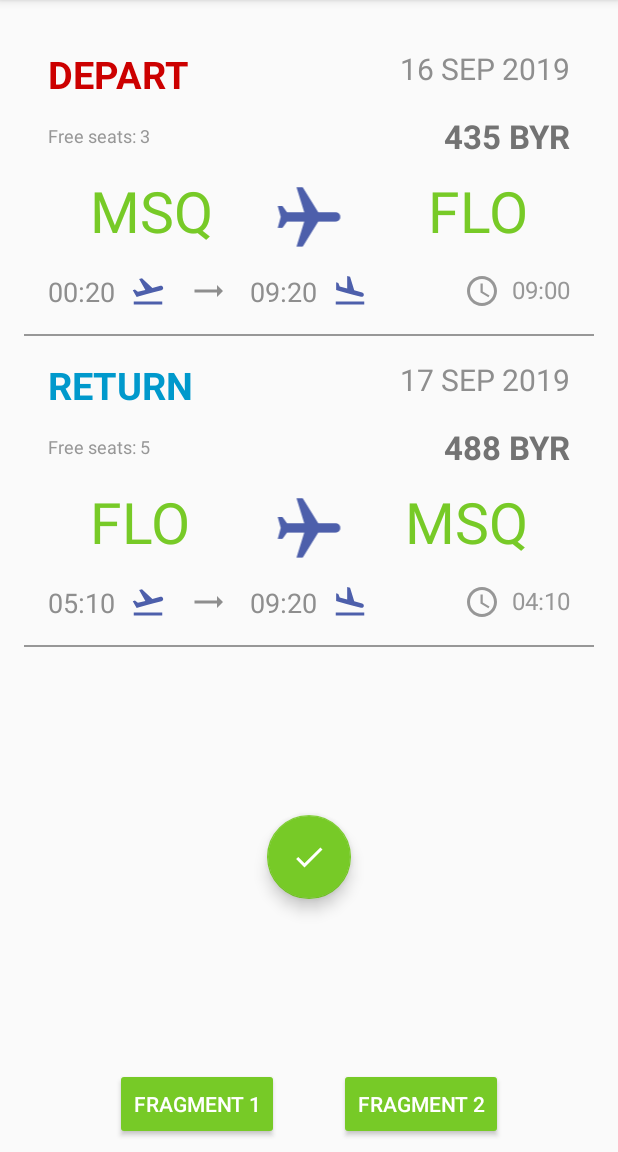
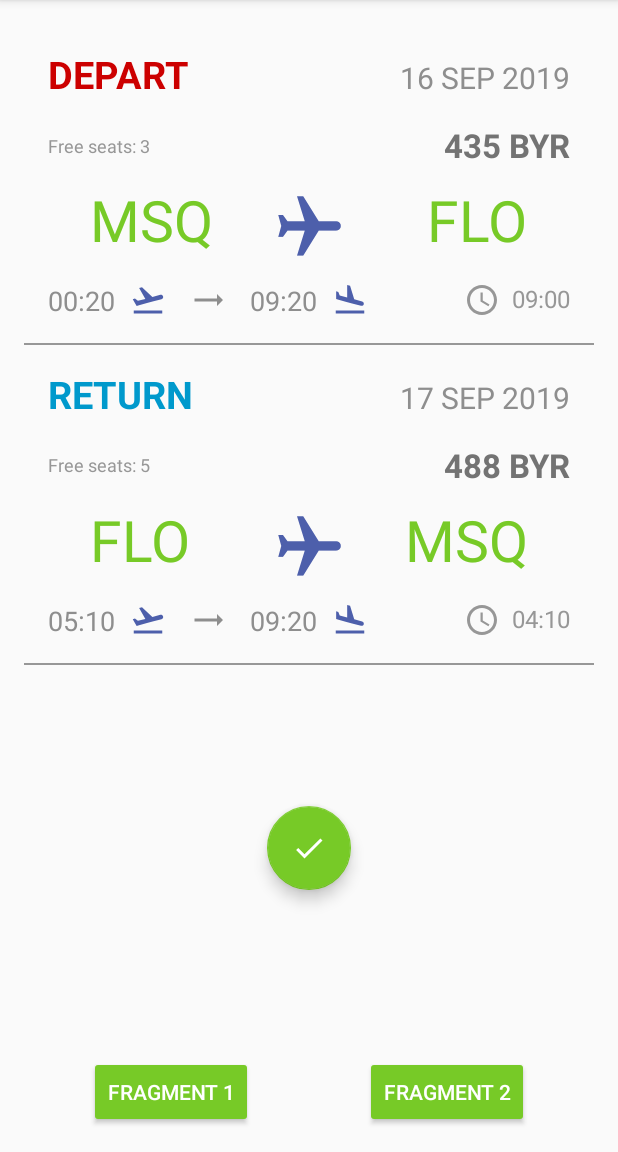
Before and after one commit to Valkaryne/AndroidLab, an Android app: the screen it shows after launch (MainActivity), after a tap on "FRAGMENT 2", on a phone screen of 412 x 824 dp, the part 84-1236 px from its top. Run offline under Robolectric (Android 15) with nearby library versions, the phone set to English and light mode, and no system bars.

Commit message:
[TASK6-10] Refactored layouts

```diff
--- a/AirLines/app/src/main/res/drawable/ic_flight.xml
+++ /dev/null
@@ -1,8 +0,0 @@
-<?xml version="1.0" encoding="utf-8"?>
-<rotate xmlns:android="http://schemas.android.com/apk/res/android"
-        android:fromDegrees="90"
-        android:toDegrees="90"
-        android:pivotX="50%"
-        android:pivotY="50%"
-        android:drawable="@drawable/ic_airplane">
-</rotate>
--- a/AirLines/app/src/main/res/layout/activity_main.xml
+++ b/AirLines/app/src/main/res/layout/activity_main.xml
@@ -1,6 +1,5 @@
 <?xml version="1.0" encoding="utf-8"?>
-<android.support.constraint.ConstraintLayout
-    xmlns:android="http://schemas.android.com/apk/res/android"
+<android.support.constraint.ConstraintLayout xmlns:android="http://schemas.android.com/apk/res/android"
     xmlns:app="http://schemas.android.com/apk/res-auto"
     xmlns:tools="http://schemas.android.com/tools"
     android:layout_width="match_parent"
@@ -12,40 +11,35 @@
         android:id="@+id/fragmentContainer"
         android:layout_width="match_parent"
         android:layout_height="0dp"
-        app:layout_constraintBottom_toTopOf="@+id/linearLayout"
+        app:layout_constraintBottom_toTopOf="@+id/btn_show_constraint"
         app:layout_constraintEnd_toEndOf="parent"
         app:layout_constraintStart_toStartOf="parent"
         app:layout_constraintTop_toTopOf="parent" />
 
-    <LinearLayout
-        android:id="@+id/linearLayout"
-        android:layout_width="match_parent"
-        android:layout_height="0dp"
-        android:layout_marginBottom="8dp"
-        android:gravity="center"
-        android:orientation="horizontal"
-        app:layout_constraintBottom_toBottomOf="parent"
-        app:layout_constraintEnd_toEndOf="parent"
-        app:layout_constraintStart_toStartOf="parent">
 
     <Button
         android:id="@+id/btn_show_constraint"
         android:layout_width="wrap_content"
         android:layout_height="wrap_content"
-            android:layout_marginStart="20dp"
-            android:layout_marginEnd="20dp"
+        android:layout_margin="@dimen/standard"
         android:backgroundTint="@color/colorLime"
+        android:text="@string/fragment_1"
         android:textColor="@android:color/white"
-            android:text="@string/fragment_1" />
+        app:layout_constraintTop_toBottomOf="@id/fragmentContainer"
+        app:layout_constraintBottom_toBottomOf="parent"
+        app:layout_constraintEnd_toStartOf="@id/btn_show_nonconstraint"
+        app:layout_constraintStart_toStartOf="parent" />
 
     <Button
         android:id="@+id/btn_show_nonconstraint"
         android:layout_width="wrap_content"
         android:layout_height="wrap_content"
-            android:layout_marginStart="20dp"
-            android:layout_marginEnd="20dp"
+        android:layout_margin="@dimen/standard"
         android:backgroundTint="@color/colorLime"
+        android:text="@string/fragment_2"
         android:textColor="@android:color/white"
-            android:text="@string/fragment_2" />
-    </LinearLayout>
+        app:layout_constraintTop_toBottomOf="@id/fragmentContainer"
+        app:layout_constraintBottom_toBottomOf="parent"
+        app:layout_constraintEnd_toEndOf="parent"
+        app:layout_constraintStart_toEndOf="@id/btn_show_constraint" />
 </android.support.constraint.ConstraintLayout>
--- a/AirLines/app/src/main/res/layout/fragment_departure_constraint.xml
+++ b/AirLines/app/src/main/res/layout/fragment_departure_constraint.xml
@@ -24,7 +24,8 @@
             style="@style/AirlinesTextStyle.Date"
             tools:text="16 SEP 2019"
             app:layout_constraintEnd_toEndOf="parent"
-            app:layout_constraintTop_toTopOf="parent"/>
+            app:layout_constraintTop_toTopOf="parent"
+            app:layout_constraintBaseline_toBaselineOf="@id/tv_depart_title"/>
 
         <TextView
             android:id="@+id/tv_depart_seats"
@@ -32,7 +33,8 @@
             android:text="@string/free_seats"
             tools:text="Free seats: 3"
             app:layout_constraintStart_toStartOf="parent"
-            app:layout_constraintTop_toBottomOf="@id/tv_depart_title"/>
+            app:layout_constraintTop_toTopOf="@id/tv_depart_price"
+            app:layout_constraintBottom_toBottomOf="@id/tv_depart_price"/>
 
         <TextView
             android:id="@+id/tv_depart_price"
@@ -52,9 +54,10 @@
             android:id="@+id/iv_depart_flight"
             android:layout_width="wrap_content"
             android:layout_height="wrap_content"
-            android:src="@drawable/ic_flight"
+            android:src="@drawable/ic_airplane"
             android:tint="@color/colorIndigo"
             android:layout_marginTop="6dp"
+            android:rotation="90"
             app:layout_constraintStart_toStartOf="parent"
             app:layout_constraintEnd_toEndOf="parent"
             app:layout_constraintTop_toTopOf="@id/tv_depart_deppoint"/>
@@ -113,22 +116,25 @@
             android:id="@+id/tv_return_title"
             style="@style/AirlinesTextStyle.Return"
             android:text="@string/return_title"
-            app:layout_constraintStart_toStartOf="@id/separator_depart"
+            app:layout_constraintStart_toStartOf="parent"
             app:layout_constraintTop_toTopOf="@id/separator_depart" />
 
         <TextView
             android:id="@+id/tv_return_date"
             style="@style/AirlinesTextStyle.Date"
             tools:text="17 SEP 2019"
-            app:layout_constraintEnd_toEndOf="@id/separator_depart"
-            app:layout_constraintTop_toTopOf="@id/separator_depart"/>
+            app:layout_constraintEnd_toEndOf="parent"
+            app:layout_constraintTop_toTopOf="parent"
+            app:layout_constraintBaseline_toBaselineOf="@id/tv_return_title"/>
 
         <TextView
             android:id="@+id/tv_return_seats"
             style="@style/AirlinesTextStyle.Free"
+            android:text="@string/free_seats"
             tools:text="Free seats: 5"
             app:layout_constraintStart_toStartOf="parent"
-            app:layout_constraintTop_toBottomOf="@id/tv_return_title"/>
+            app:layout_constraintTop_toTopOf="@id/tv_return_price"
+            app:layout_constraintBottom_toBottomOf="@id/tv_return_price"/>
 
         <TextView
             android:id="@+id/tv_return_price"
@@ -148,9 +154,10 @@
             android:id="@+id/iv_return_flight"
             android:layout_width="wrap_content"
             android:layout_height="wrap_content"
-            android:src="@drawable/ic_flight"
+            android:src="@drawable/ic_airplane"
             android:tint="@color/colorIndigo"
             android:layout_marginTop="6dp"
+            android:rotation="90"
             app:layout_constraintStart_toStartOf="parent"
             app:layout_constraintEnd_toEndOf="parent"
             app:layout_constraintTop_toTopOf="@id/tv_return_deppoint"/>
--- a/AirLines/app/src/main/res/layout/fragment_departure_nonconstraint.xml
+++ b/AirLines/app/src/main/res/layout/fragment_departure_nonconstraint.xml
@@ -14,36 +14,35 @@
         android:paddingTop="16dp"
         android:orientation="vertical"
         tools:context=".DepartureNonconstraintFragment">
-        <LinearLayout
+        <RelativeLayout
             android:layout_width="match_parent"
             android:layout_height="wrap_content"
-            android:paddingStart="16dp"
-            android:paddingEnd="16dp"
-            android:paddingTop="16dp"
-            android:orientation="horizontal">
+            android:paddingHorizontal="16dp"
+            android:paddingTop="16dp">
             <TextView
+                android:id="@+id/tv_depart_title"
                 android:layout_width="wrap_content"
                 android:layout_height="wrap_content"
+                android:layout_alignParentStart="true"
                 android:text="@string/depart_title"
                 android:textColor="@color/colorRed"
                 android:textSize="25sp"
-                android:textStyle="bold"
-                android:gravity="center_vertical"/>
+                android:textStyle="bold"/>
             <TextView
                 android:id="@+id/tv_depart_date"
-                android:layout_width="match_parent"
+                android:layout_width="wrap_content"
                 android:layout_height="wrap_content"
-                android:layout_gravity="center_horizontal"
+                android:layout_alignParentEnd="true"
+                android:layout_alignBaseline="@id/tv_depart_title"
                 android:textColor="@color/colorGrey"
                 android:textSize="20sp"
-                android:gravity="end"
-                tools:text="16 SEP 2019" />
-        </LinearLayout>
+                tools:text="16 SEP 2019"/>
+        </RelativeLayout>
 
         <LinearLayout
             android:layout_width="match_parent"
             android:layout_height="wrap_content"
-            android:paddingTop="9.5dp"
+            android:paddingTop="15dp"
             android:paddingStart="16dp"
             android:paddingEnd="16dp"
             android:orientation="horizontal">
@@ -51,6 +50,7 @@
                 android:id="@+id/tv_depart_seats"
                 android:layout_width="wrap_content"
                 android:layout_height="wrap_content"
+                android:layout_marginTop="0.5dp"
                 android:layout_gravity="center_vertical"
                 android:text="@string/free_seats"
                 android:textSize="12sp"
@@ -60,152 +60,130 @@
                 android:id="@+id/tv_depart_price"
                 android:layout_width="match_parent"
                 android:layout_height="wrap_content"
-                android:layout_gravity="center_vertical"
                 android:textSize="22sp"
                 android:textColor="@color/colorDarkGrey"
                 android:textStyle="bold"
-                android:gravity="end|top"
+                android:gravity="end"
                 android:textAlignment="gravity"
-
                 tools:text="435 BYN"/>
         </LinearLayout>
 
-        <LinearLayout
+        <RelativeLayout
             android:layout_width="match_parent"
             android:layout_height="wrap_content"
-            android:paddingTop="5dp"
-            android:paddingStart="44dp"
-            android:paddingEnd="44dp"
-            android:orientation="horizontal">
+            android:paddingTop="9.5dp"
+            android:paddingHorizontal="44dp">
             <TextView
                 android:id="@+id/tv_depart_deppoint"
-                android:layout_width="0dp"
+                android:layout_width="wrap_content"
                 android:layout_height="wrap_content"
-                android:layout_weight="1"
-                android:layout_gravity="center_vertical"
+                android:layout_alignParentStart="true"
                 android:textSize="38sp"
                 android:textColor="@color/colorLime"
                 tools:text="MSQ"/>
             <ImageView
-                android:layout_width="0dp"
+                android:layout_width="wrap_content"
                 android:layout_height="wrap_content"
-                android:layout_marginTop="10dp"
-                android:layout_weight="1"
-                android:src="@drawable/ic_flight"
-                android:tint="@color/colorIndigo" />
+                android:layout_marginTop="6dp"
+                android:layout_marginStart="0.5dp"
+                android:layout_alignParentStart="true"
+                android:layout_alignParentEnd="true"
+                android:rotation="90"
+                android:src="@drawable/ic_airplane"
+                android:tint="@color/colorIndigo"
+                />
             <TextView
                 android:id="@+id/tv_depart_arrpoint"
-                android:layout_width="0dp"
+                android:layout_width="wrap_content"
                 android:layout_height="wrap_content"
-                android:layout_weight="1"
-                android:layout_gravity="center_vertical"
+                android:layout_alignParentEnd="true"
                 android:textSize="38sp"
                 android:textColor="@color/colorLime"
-                android:gravity="end"
-                tools:text="FLO" />
-        </LinearLayout>
+                tools:text="FLO"/>
+        </RelativeLayout>
 
-        <LinearLayout
+        <RelativeLayout
             android:layout_width="match_parent"
             android:layout_height="wrap_content"
-            android:orientation="horizontal"
-            android:paddingStart="16dp"
-            android:paddingEnd="16dp"
-            android:paddingTop="11.5dp"
+            android:paddingHorizontal="16dp"
+            android:paddingTop="11dp"
             android:paddingBottom="16dp">
-
             <TextView
                 android:id="@+id/tv_depart_takeoff_time"
                 android:layout_width="wrap_content"
                 android:layout_height="wrap_content"
                 android:textColor="@color/colorGrey"
                 android:textSize="18sp"
-                tools:text="00:20" />
-
+                android:drawableEnd="@drawable/ic_airplane_takeoff"
+                android:drawableTint="@color/colorIndigo"
+                android:drawablePadding="10dp"
+                tools:text="00:20"/>
             <ImageView
-                android:layout_width="wrap_content"
-                android:layout_height="wrap_content"
-                android:layout_marginStart="10dp"
-                android:src="@drawable/ic_airplane_takeoff"
-                android:tint="@color/colorIndigo" />
-
-            <ImageView
+                android:id="@+id/iv_depart_until"
                 android:layout_width="wrap_content"
                 android:layout_height="wrap_content"
                 android:layout_marginStart="16dp"
+                android:layout_toEndOf="@id/tv_depart_takeoff_time"
                 android:src="@drawable/ic_trending_flat"
-                android:tint="@color/colorGrey" />
-
+                android:tint="@color/colorGrey"/>
             <TextView
                 android:id="@+id/tv_depart_landing_time"
                 android:layout_width="wrap_content"
                 android:layout_height="wrap_content"
                 android:layout_marginStart="16dp"
+                android:layout_toEndOf="@id/iv_depart_until"
                 android:textColor="@color/colorGrey"
                 android:textSize="18sp"
-                tools:text="09:20" />
-
-            <ImageView
-                android:layout_width="wrap_content"
-                android:layout_height="wrap_content"
-                android:layout_marginStart="10dp"
-                android:src="@drawable/ic_airplane_landing"
-                android:tint="@color/colorIndigo" />
-            <LinearLayout
-                android:layout_width="match_parent"
-                android:layout_height="wrap_content"
-                android:orientation="vertical">
+                android:drawableEnd="@drawable/ic_airplane_landing"
+                android:drawableTint="@color/colorIndigo"
+                android:drawablePadding="10dp"
+                tools:text="00:20"/>
             <TextView
                 android:id="@+id/tv_depart_duration"
                 android:layout_width="wrap_content"
                 android:layout_height="wrap_content"
-                    android:layout_gravity="end"
-                    android:layout_marginStart="8dp"
-                    android:gravity="top"
+                android:layout_alignParentEnd="true"
                 android:textColor="@color/colorLightGrey"
                 android:textSize="16sp"
                 android:drawableStart="@drawable/ic_clock"
                 android:drawableTint="@color/colorLightGrey"
                 android:drawablePadding="8dp"
-                    tools:text="9:00" />
-            </LinearLayout>
-
-        </LinearLayout>
+                tools:text="9:00"/>
+        </RelativeLayout>
         <View
             android:layout_width="match_parent"
             android:layout_height="1dp"
             android:background="@color/colorLightGrey"/>
 
-        <LinearLayout
+        <RelativeLayout
             android:layout_width="match_parent"
             android:layout_height="wrap_content"
-            android:paddingStart="16dp"
-            android:paddingEnd="16dp"
-            android:paddingTop="15dp"
-            android:orientation="horizontal">
+            android:paddingHorizontal="16dp"
+            android:paddingTop="15dp">
             <TextView
+                android:id="@+id/tv_return_title"
                 android:layout_width="wrap_content"
                 android:layout_height="wrap_content"
+                android:layout_alignParentStart="true"
                 android:text="@string/return_title"
                 android:textColor="@color/colorLightBlue"
                 android:textSize="25sp"
-                android:textStyle="bold"
-                android:gravity="center_vertical"/>
+                android:textStyle="bold"/>
             <TextView
                 android:id="@+id/tv_return_date"
-                android:layout_width="match_parent"
+                android:layout_width="wrap_content"
                 android:layout_height="wrap_content"
-                android:layout_gravity="center_horizontal"
+                android:layout_alignParentEnd="true"
+                android:layout_alignBaseline="@id/tv_return_title"
                 android:textColor="@color/colorGrey"
                 android:textSize="20sp"
-                android:gravity="end"
-                tools:text="17 SEP 2019" />
-        </LinearLayout>
+                tools:text="17 SEP 2019"/>
+        </RelativeLayout>
 
         <LinearLayout
             android:layout_width="match_parent"
             android:layout_height="wrap_content"
-            android:paddingTop="9.5dp"
+            android:paddingTop="15dp"
             android:paddingStart="16dp"
             android:paddingEnd="16dp"
             android:orientation="horizontal">
@@ -222,117 +200,96 @@
                 android:id="@+id/tv_return_price"
                 android:layout_width="match_parent"
                 android:layout_height="wrap_content"
-                android:layout_gravity="center_vertical"
                 android:textSize="22sp"
                 android:textColor="@color/colorDarkGrey"
                 android:textStyle="bold"
-                android:gravity="end|top"
+                android:gravity="end"
                 android:textAlignment="gravity"
-
                 tools:text="488 BYN"/>
         </LinearLayout>
 
-        <LinearLayout
+        <RelativeLayout
             android:layout_width="match_parent"
             android:layout_height="wrap_content"
-            android:paddingTop="5dp"
-            android:paddingStart="44dp"
-            android:paddingEnd="44dp"
-            android:orientation="horizontal">
+            android:paddingTop="9dp"
+            android:paddingHorizontal="44dp">
             <TextView
                 android:id="@+id/tv_return_deppoint"
-                android:layout_width="0dp"
+                android:layout_width="wrap_content"
                 android:layout_height="wrap_content"
-                android:layout_weight="1"
-                android:layout_gravity="center_vertical"
+                android:layout_alignParentStart="true"
                 android:textSize="38sp"
                 android:textColor="@color/colorLime"
                 tools:text="FLO"/>
             <ImageView
-                android:layout_width="0dp"
+                android:layout_width="wrap_content"
                 android:layout_height="wrap_content"
-                android:layout_marginTop="10dp"
-                android:layout_weight="1"
-                android:src="@drawable/ic_flight"
-                android:tint="@color/colorIndigo" />
+                android:layout_marginTop="6dp"
+                android:layout_marginStart="0.5dp"
+                android:layout_alignParentStart="true"
+                android:layout_alignParentEnd="true"
+                android:rotation="90"
+                android:src="@drawable/ic_airplane"
+                android:tint="@color/colorIndigo"
+                />
             <TextView
                 android:id="@+id/tv_return_arrpoint"
-                android:layout_width="0dp"
+                android:layout_width="wrap_content"
                 android:layout_height="wrap_content"
-                android:layout_weight="1"
-                android:layout_gravity="center_vertical"
+                android:layout_alignParentEnd="true"
                 android:textSize="38sp"
                 android:textColor="@color/colorLime"
-                android:gravity="end"
-                tools:text="MSQ" />
-        </LinearLayout>
+                tools:text="MSQ"/>
+        </RelativeLayout>
 
-        <LinearLayout
+        <RelativeLayout
             android:layout_width="match_parent"
             android:layout_height="wrap_content"
-            android:orientation="horizontal"
-            android:paddingStart="16dp"
-            android:paddingEnd="16dp"
-            android:paddingTop="11.5dp"
+            android:paddingHorizontal="16dp"
+            android:paddingTop="11dp"
             android:paddingBottom="16dp">
-
             <TextView
                 android:id="@+id/tv_return_takeoff_time"
                 android:layout_width="wrap_content"
                 android:layout_height="wrap_content"
                 android:textColor="@color/colorGrey"
                 android:textSize="18sp"
-                tools:text="05:10" />
-
+                android:drawableEnd="@drawable/ic_airplane_takeoff"
+                android:drawableTint="@color/colorIndigo"
+                android:drawablePadding="10dp"
+                tools:text="05:10"/>
             <ImageView
-                android:layout_width="wrap_content"
-                android:layout_height="wrap_content"
-                android:layout_marginStart="10dp"
-                android:src="@drawable/ic_airplane_takeoff"
-                android:tint="@color/colorIndigo" />
-
-            <ImageView
+                android:id="@+id/iv_return_until"
                 android:layout_width="wrap_content"
                 android:layout_height="wrap_content"
                 android:layout_marginStart="16dp"
+                android:layout_toEndOf="@id/tv_return_takeoff_time"
                 android:src="@drawable/ic_trending_flat"
-                android:tint="@color/colorGrey" />
-
+                android:tint="@color/colorGrey"/>
             <TextView
                 android:id="@+id/tv_return_landing_time"
                 android:layout_width="wrap_content"
                 android:layout_height="wrap_content"
                 android:layout_marginStart="16dp"
+                android:layout_toEndOf="@id/iv_return_until"
                 android:textColor="@color/colorGrey"
                 android:textSize="18sp"
-                tools:text="09:20" />
-
-            <ImageView
-                android:layout_width="wrap_content"
-                android:layout_height="wrap_content"
-                android:layout_marginStart="10dp"
-                android:src="@drawable/ic_airplane_landing"
-                android:tint="@color/colorIndigo" />
-            <LinearLayout
-                android:layout_width="match_parent"
-                android:layout_height="wrap_content"
-                android:orientation="vertical">
+                android:drawableEnd="@drawable/ic_airplane_landing"
+                android:drawableTint="@color/colorIndigo"
+                android:drawablePadding="10dp"
+                tools:text="00:20"/>
             <TextView
                 android:id="@+id/tv_return_duration"
                 android:layout_width="wrap_content"
                 android:layout_height="wrap_content"
-                    android:layout_gravity="end"
-                    android:layout_marginStart="8dp"
-                    android:gravity="top"
+                android:layout_alignParentEnd="true"
                 android:textColor="@color/colorLightGrey"
                 android:textSize="16sp"
                 android:drawableStart="@drawable/ic_clock"
                 android:drawableTint="@color/colorLightGrey"
                 android:drawablePadding="8dp"
-                    tools:text="4:10" />
-            </LinearLayout>
-
-        </LinearLayout>
+                tools:text="4:10"/>
+        </RelativeLayout>
         <View
             android:layout_width="match_parent"
             android:layout_height="1dp"
```
Lines whose indentation alone changed are shown as unchanged.
